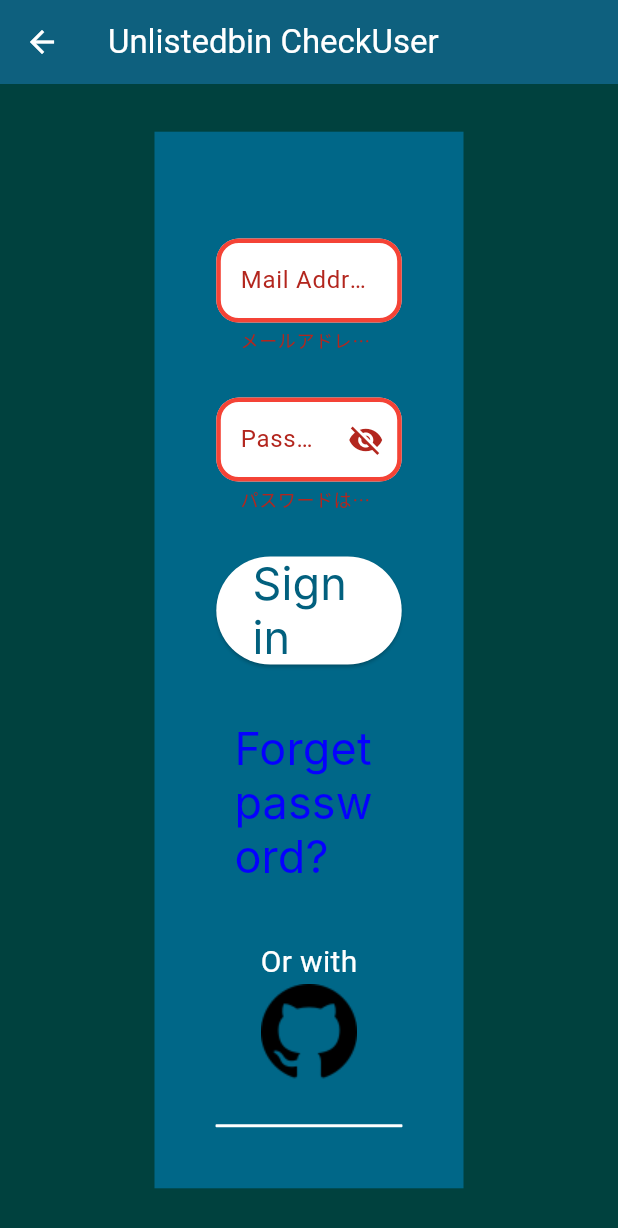
After one commit to kyamadev/Unlistedbin_for_gdsc_hackathon2024, a Flutter app: the Checkuser screen opened directly, after a tap on "Sign in", on a phone screen of 412 x 824 dp. The commit adds this screen. Shown: the top 1228 px of the screen. Run offline on Flutter 3.47's test engine with Material 3 defaults, Android fonts, the phone set to English and light mode, and no system bars; our stand-ins replace cloud_firestore, firebase_auth, firebase_core, firebase_storage, flutter_dotenv, fluttertoast; missing offline and left inert: dart:html; accounts and stored records are empty; Roboto replaces fonts that are missing (Inter).

```diff
--- a/lib/view/mypage/mypage.dart
+++ b/lib/view/mypage/mypage.dart
@@ -249,6 +249,7 @@ class _MypageState extends State<Mypage> {
         'url_key': "$appUrl/repo/$repositoryId",
         'created_at': Timestamp.now(),
         'updated_at': Timestamp.now(),
+        'mode':0,//誰でも閲覧可能にしている
       });
 
       print('リポジトリメタデータを保存しました: $repositoryId');
--- /dev/null
+++ b/lib/view/startup/checkUser.dart
@@ -0,0 +1,282 @@
+import 'package:firebase_auth/firebase_auth.dart';
+import 'package:flutter/material.dart';
+import 'package:fluttertoast/fluttertoast.dart';
+import 'package:for_gdsc_2024/view/startup/resetpasswd.dart';
+
+import '../../config/size_config.dart';
+import '../repository.dart';
+
+class Checkuser extends StatefulWidget {
+  final userId;
+  final repoId;
+  const Checkuser({
+    super.key,
+    this.userId,
+    this.repoId});
+
+  @override
+  State<Checkuser> createState() => _CheckuserState();
+}
+
+class _CheckuserState extends State<Checkuser> {
+  bool _isObscure = true;
+  final GlobalKey<FormState> _formKey = GlobalKey<FormState>();
+  String email = "";
+  String password = "";
+
+  TextEditingController _emailController = TextEditingController();
+  TextEditingController _passwordController = TextEditingController();
+
+  final userAuth = FirebaseAuth.instance;
+
+  GithubAuthProvider githubProvider = GithubAuthProvider();
+
+  Future _signInWithGitHub() async {
+    await FirebaseAuth.instance.signInWithPopup(githubProvider);
+    if(userAuth.currentUser!.uid==widget.userId){
+      Navigator.push(context,
+          MaterialPageRoute(builder: (context) => RepositoryScreen(repoId: widget.repoId, path: '')));
+    }
+  }
+  //sign in 用のmethod
+  Future<void> _signIn(BuildContext context, String email, String password) async {
+    try {
+      await userAuth.signInWithEmailAndPassword(
+          email: email, password: password);
+      if(userAuth.currentUser!.uid==widget.userId){
+        Navigator.push(context,
+            MaterialPageRoute(builder: (context) => RepositoryScreen(repoId: widget.repoId, path: '')));
+
+      }
+    } catch (e) {
+      print(e);
+      Fluttertoast.showToast(msg: "Firebaseのログインに失敗しました");
+    }
+  }
+
+  final FirebaseAuth _auth = FirebaseAuth.instance;
+
+  Future sendPasswordResetEmail(String email) async {
+    try {
+      await _auth.sendPasswordResetEmail(email: email);
+      return 'success';
+    } catch (e) {
+      return print("error:$e");
+    }
+  }
+
+  @override
+  Widget build(BuildContext context) {
+    SizeConfig().init(context);
+    return Scaffold(
+        appBar: AppBar(
+          title: Text("Unlistedbin CheckUser"),
+        ),
+        body: Center(
+          child: SingleChildScrollView(
+            child: Container(
+              //幅-> 画面幅の60%
+              width: SizeConfig.blockSizeHorizontal! * 50,
+              color: Color(0xFF006788),
+              child: Container(
+                child: Padding(
+                  padding: EdgeInsets.all(SizeConfig.blockSizeHorizontal! * 10),
+                  child: Form(
+                    key: _formKey,
+                    child: Column(
+                      children: [
+                        SizedBox(
+                          height: 30,
+                        ),
+                        //email 用のTextfield
+                        TextFormField(
+                          controller: _emailController,
+                          decoration: InputDecoration(
+                            labelText: 'Mail Address',
+                            filled: true,
+                            fillColor: Colors.white,
+
+                            //入力に問題があるとき -> 入力欄の周りが赤くなる
+                            errorBorder: OutlineInputBorder(
+                              borderRadius: BorderRadius.circular(15),
+                              borderSide: BorderSide(
+                                color: Colors.red,
+                                width: 3,
+                              ),
+                            ),
+                            focusedErrorBorder: OutlineInputBorder(
+                              borderRadius: BorderRadius.circular(15),
+                              borderSide: BorderSide(
+                                color: Colors.red,
+                                width: 3,
+                              ),
+                            ),
+                          ),
+                          onSaved: (String? value) {
+                            // 前後の空白を削除して保存
+                            email = value!.trim();
+                          },
+                          validator: (value) {
+                            if (value!.isEmpty) {
+                              return 'メールアドレスは必須項目です';
+                            }
+                            //正規表現チェック
+                            String emailPattern =
+                                r'^[a-zA-Z0-9._%+-]+@[a-zA-Z0-9.-]+\.[a-zA-Z]{2,}$';
+                            RegExp regex = RegExp(emailPattern);
+                            if (!regex.hasMatch(value.trim())) {
+                              return '正しいメールアドレスを入力してください';
+                            }
+                            return null;
+                          },
+                        ),
+                        SizedBox(height: 30),
+                        //password 用のTextfield
+                        TextFormField(
+                          obscureText: _isObscure,
+                          controller: _passwordController,
+                          decoration: InputDecoration(
+                            labelText: 'Password',
+                            filled: true,
+                            fillColor: Colors.white,
+                            suffixIcon: IconButton(
+                              // 文字の表示・非表示でアイコンを変える
+                              icon: Icon(_isObscure
+                                  ? Icons.visibility_off
+                                  : Icons.visibility),
+                              // アイコンがタップされたら現在と反対の状態をセットする
+                              onPressed: () {
+                                setState(() {
+                                  _isObscure = !_isObscure;
+                                });
+                              },
+                            ),
+                            //入力に問題があるとき -> 入力欄の周りが赤くなる
+                            errorBorder: OutlineInputBorder(
+                              borderRadius: BorderRadius.circular(15),
+                              borderSide: BorderSide(
+                                color: Colors.red,
+                                width: 3,
+                              ),
+                            ),
+                            focusedErrorBorder: OutlineInputBorder(
+                              borderRadius: BorderRadius.circular(15),
+                              borderSide: BorderSide(
+                                color: Colors.red,
+                                width: 3,
+                              ),
+                            ),
+                          ),
+                          onSaved: (String? value) {
+                            // 前後の空白を削除して保存
+                            password = value!.trim();
+                          },
+                          validator: (value) {
+                            if (value!.isEmpty) {
+                              return 'パスワードは必須項目です';
+                            } else if (value.length < 6) {
+                              return 'パスワードは6桁以上です';
+                            }
+                            // 記号が含まれていないか確認
+                            String specialCharPattern = r'[!@#\$&*~]';
+                            RegExp specialCharRegex =
+                            RegExp(specialCharPattern);
+                            if (specialCharRegex.hasMatch(value)) {
+                              return 'パスワードに記号を含めないでください';
+                            }
+                            // 英字と数字が含まれているか確認
+                            String passwordPattern =
+                                r'^(?=.*[A-Za-z])(?=.*\d)[A-Za-z\d]{6,}$';
+                            RegExp regex = RegExp(passwordPattern);
+                            if (!regex.hasMatch(value.trim())) {
+                              return 'パスワードは英字と数字の両方を含む必要があります';
+                            }
+                            return null;
+                          },
+                        ),
+                        SizedBox(height: 30),
+                        //Sign in ボタン
+                        ElevatedButton(
+                          onPressed: () async {
+                            //sign in押されたら -> firebase使ってsign in
+                            if (_formKey.currentState!.validate()) {
+                              _formKey.currentState!.save();
+                              await _signIn(context, email, password);
+                            }
+                          },
+                          child: Text(
+                            "Sign in",
+                            style: TextStyle(
+                              //ボタンの文字色
+                              color: Color(0xFF02607E),
+                              fontSize: 30,
+                              fontFamily: 'Inter',
+                              fontWeight: FontWeight.w400,
+                              height: 0,
+                            ),
+                          ),
+                          style: ElevatedButton.styleFrom(
+                            //背景色
+                              backgroundColor: Colors.white),
+                        ),
+                        SizedBox(height: 30),
+                        TextButton(
+                          onPressed: () {
+                            Navigator.of(context).push(MaterialPageRoute(
+                              builder: (context) {
+                                return Resetpasswd();
+                              },
+                            ));
+                          },
+                          child: Text(
+                            'Forget password?',
+                            style: TextStyle(
+                              color: Color(0xFF0500FF),
+                              fontSize: 30,
+                              fontFamily: 'Inter',
+                              fontWeight: FontWeight.w400,
+                              height: 0,
+                            ),
+                          ),
+                        ),
+                        SizedBox(height: 30),
+                        Text(
+                          "Or with",
+                          style: TextStyle(color: Colors.white, fontSize: 20),
+                        ),
+
+                        //github ログイン用画像
+                        GestureDetector(
+                          child: Image.asset('images/github_mark.png'),
+                          onTap: () async {
+                            try {
+                              await _signInWithGitHub();
+                            } catch (e) {
+                              print("githubでsign in出来ません:$e");
+                            }
+                          },
+                        ),
+                        SizedBox(height: 30),
+                        //白い線
+                        Container(
+                          decoration: ShapeDecoration(
+                            shape: RoundedRectangleBorder(
+                              side: BorderSide(
+                                width: 1,
+                                strokeAlign: BorderSide.strokeAlignCenter,
+                                color: Colors.white,
+                              ),
+                            ),
+                          ),
+                        ),
+
+                      ],
+                    ),
+                  ),
+                ),
+              ),
+            ),
+          ),
+        ));
+  }
+}
```
Also changed, not shown: lib/main.dart (+9 -3 lines), lib/view/mypage/my_page_setting.dart (+82 -17 lines), lib/view/startup/RepositoryLoader.dart (added, +113 -0 lines).
